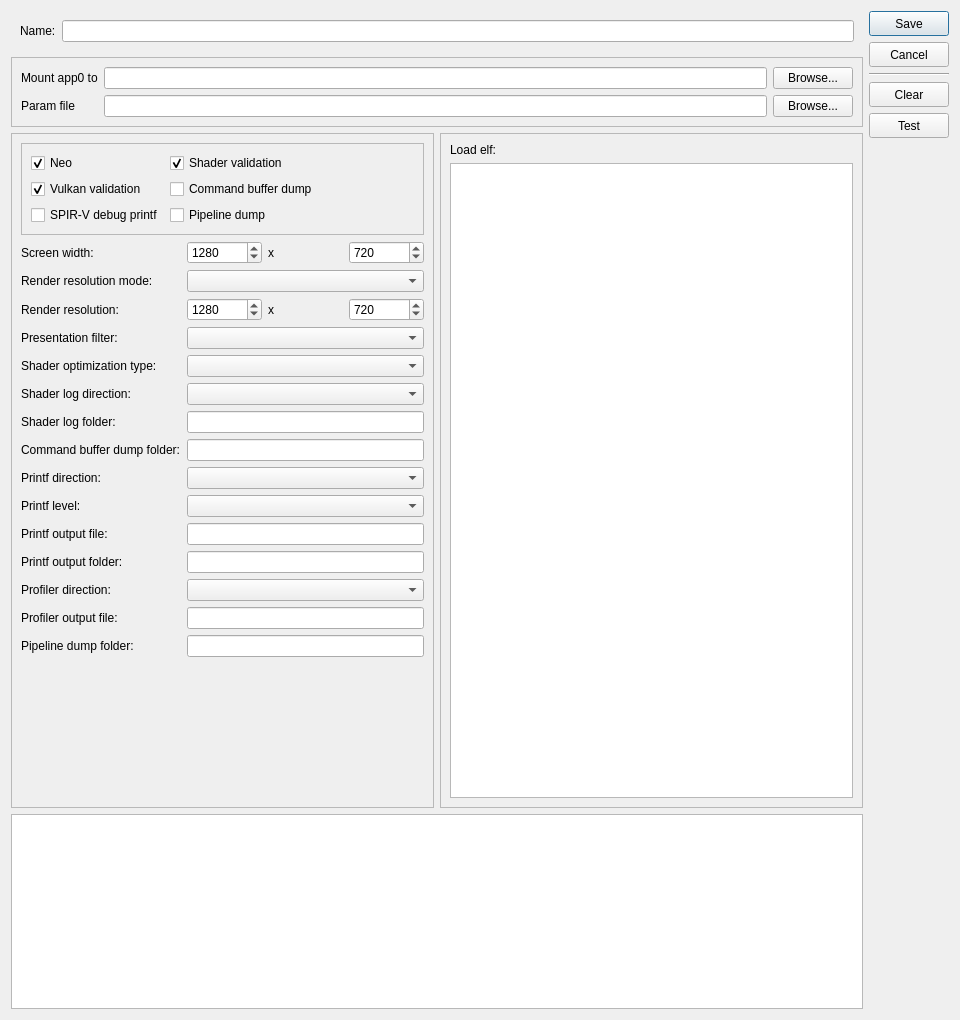
Qt form source/launcher/forms/configuration_edit_dialog.ui (PixelDroid19/Kyty) before a commit.
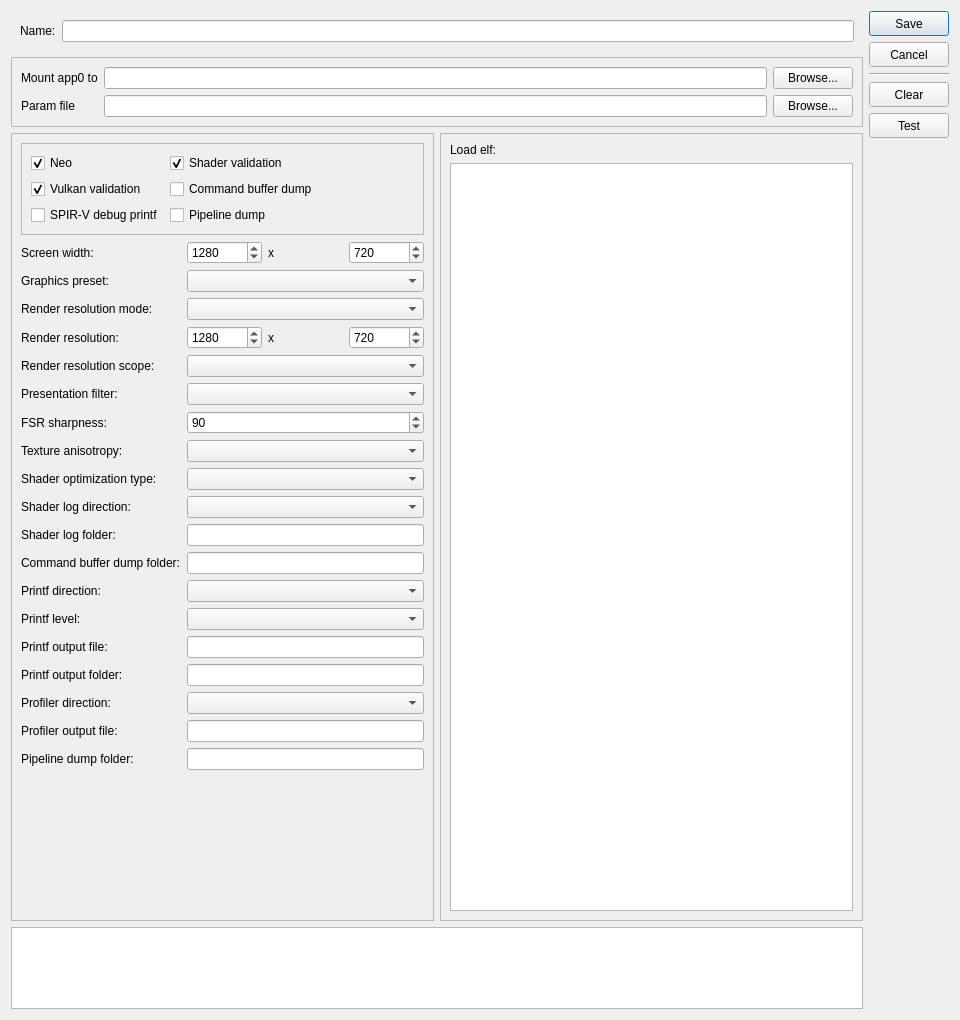
The same form after that commit. Custom widgets are drawn as their Qt base class.

Commit message:
feat(graphics): land interop contracts, render options and Gen5 render fixes (#17)
Bring the interop contract branch into main. It carries the roguelike and
UE4 JRPG contracts in evolved form, Gen5 render, sampling and tiling
contracts, CPU-side graphics performance work, FSR and render-resolution
options, NGS2, ATRAC9 and AVC/HEVC media paths, kernel, net, libc and IME
fixes, a Nix shell fix for the PR contract workflow, and the bring-up
documentation with its recorded exclusions.

Patch:
```diff
--- a/source/launcher/forms/configuration_edit_dialog.ui
+++ b/source/launcher/forms/configuration_edit_dialog.ui
@@ -342,27 +342,41 @@
            </layout>
           </item>
           <item row="2" column="0">
+           <widget class="QLabel" name="label_graphics_preset">
+            <property name="text">
+             <string>Graphics preset:</string>
+            </property>
+           </widget>
+          </item>
+          <item row="2" column="1">
+           <widget class="QComboBox" name="comboBox_graphics_preset">
+            <property name="toolTip">
+             <string>Fills the render resolution, presentation filter and texture anisotropy fields; Custom keeps them</string>
+            </property>
+           </widget>
+          </item>
+          <item row="3" column="0">
            <widget class="QLabel" name="label_render_mode">
             <property name="text">
              <string>Render resolution mode:</string>
             </property>
            </widget>
           </item>
-          <item row="2" column="1">
+          <item row="3" column="1">
            <widget class="QComboBox" name="comboBox_render_resolution_mode">
             <property name="toolTip">
              <string>Fixed or Native render resolution</string>
             </property>
            </widget>
           </item>
-          <item row="3" column="0">
+          <item row="4" column="0">
            <widget class="QLabel" name="label_render_res">
             <property name="text">
              <string>Render resolution:</string>
             </property>
            </widget>
           </item>
-          <item row="3" column="1">
+          <item row="4" column="1">
            <layout class="QHBoxLayout" name="horizontalLayout_render">
             <item>
              <widget class="QSpinBox" name="spinBox_render_width">
@@ -405,56 +419,104 @@
             </item>
            </layout>
           </item>
-          <item row="4" column="0">
+          <item row="5" column="0">
+           <widget class="QLabel" name="label_render_scope">
+            <property name="text">
+             <string>Render resolution scope:</string>
+            </property>
+           </widget>
+          </item>
+          <item row="5" column="1">
+           <widget class="QComboBox" name="comboBox_render_resolution_scope">
+            <property name="toolTip">
+             <string>Display scales only the presented image; RenderTargets also renders offscreen targets at the fixed resolution</string>
+            </property>
+           </widget>
+          </item>
+          <item row="6" column="0">
            <widget class="QLabel" name="label_presentation">
             <property name="text">
              <string>Presentation filter:</string>
             </property>
            </widget>
           </item>
-          <item row="4" column="1">
+          <item row="6" column="1">
            <widget class="QComboBox" name="comboBox_presentation_filter">
             <property name="toolTip">
              <string>Linear or Nearest presentation scaling</string>
             </property>
            </widget>
           </item>
-          <item row="5" column="0">
+          <item row="7" column="0">
+           <widget class="QLabel" name="label_fsr_sharpness">
+            <property name="text">
+             <string>FSR sharpness:</string>
+            </property>
+           </widget>
+          </item>
+          <item row="7" column="1">
+           <widget class="QSpinBox" name="spinBox_fsr_sharpness">
+            <property name="toolTip">
+             <string>FSR 1.0 sharpening strength, 0 to 100</string>
+            </property>
+            <property name="maximum">
+             <number>100</number>
+            </property>
+            <property name="value">
+             <number>90</number>
+            </property>
+           </widget>
+          </item>
+          <item row="8" column="0">
+           <widget class="QLabel" name="label_texture_anisotropy">
+            <property name="text">
+             <string>Texture anisotropy:</string>
+            </property>
+           </widget>
+          </item>
+          <item row="8" column="1">
+           <widget class="QComboBox" name="comboBox_texture_anisotropy">
+            <property name="toolTip">
+             <string>Guest keeps the title&apos;s sampler setting; a higher level applies to linear-filtered textures</string>
+            </property>
+           </widget>
+          </item>
+          <item row="9" column="0">
            <widget class="QLabel" name="label_20">
             <property name="text">
              <string>Shader optimization type:</string>
             </property>
            </widget>
           </item>
-          <item row="5" column="1">
+          <item row="9" column="1">
            <widget class="QComboBox" name="comboBox_shader_optimization_type">
             <property name="toolTip">
              <string>Optimize shaders for code size or performance</string>
             </property>
            </widget>
           </item>
-          <item row="6" column="0">
+          <item row="10" column="0">
            <widget class="QLabel" name="label_21">
             <property name="text">
              <string>Shader log direction:</string>
             </property>
            </widget>
           </item>
-          <item row="6" column="1">
+          <item row="10" column="1">
            <widget class="QComboBox" name="comboBox_shader_log_direction">
             <property name="toolTip">
              <string>Dump shaders to file or console window. If enabled may decrease emulator performance</string>
             </property>
            </widget>
           </item>
-          <item row="7" column="0">
+          <item row="11" column="0">
            <widget class="QLabel" name="label_22">
             <property name="text">
              <string>Shader log folder:</string>
             </property>
            </widget>
           </item>
-          <item row="7" column="1">
+          <item row="11" column="1">
            <widget class="MandatoryLineEdit" name="lineEdit_shader_log_folder">
             <property name="toolTip">
              <string>Specify directory to dump shaders</string>
@@ -464,14 +526,14 @@
             </property>
            </widget>
           </item>
-          <item row="8" column="0">
+          <item row="12" column="0">
            <widget class="QLabel" name="label_24">
             <property name="text">
              <string>Command buffer dump folder:</string>
             </property>
            </widget>
           </item>
-          <item row="8" column="1">
+          <item row="12" column="1">
            <widget class="MandatoryLineEdit" name="lineEdit_cmd_dump_folder">
             <property name="toolTip">
              <string>Specify directory to dump command buffers</string>
@@ -481,42 +543,42 @@
             </property>
            </widget>
           </item>
-          <item row="9" column="0">
+          <item row="13" column="0">
            <widget class="QLabel" name="label_25">
             <property name="text">
              <string>Printf direction:</string>
             </property>
            </widget>
           </item>
-          <item row="9" column="1">
+          <item row="13" column="1">
            <widget class="QComboBox" name="comboBox_printf_direction">
             <property name="toolTip">
              <string>Print logs to file or console window. If enabled may decrease emulator performance</string>
             </property>
            </widget>
           </item>
-          <item row="10" column="0">
+          <item row="14" column="0">
            <widget class="QLabel" name="label_printf_level">
             <property name="text">
              <string>Printf level:</string>
             </property>
            </widget>
           </item>
-          <item row="10" column="1">
+          <item row="14" column="1">
            <widget class="QComboBox" name="comboBox_printf_level">
             <property name="toolTip">
              <string>Minimum log severity: Debug, Info, Warn, Error</string>
             </property>
            </widget>
           </item>
-          <item row="11" column="0">
+          <item row="15" column="0">
            <widget class="QLabel" name="label_26">
             <property name="text">
              <string>Printf output file:</string>
             </property>
            </widget>
           </item>
-          <item row="11" column="1">
+          <item row="15" column="1">
            <widget class="MandatoryLineEdit" name="lineEdit_printf_file">
             <property name="toolTip">
              <string>Specify file to dump logs (single file mode)</string>
@@ -526,14 +588,14 @@
             </property>
            </widget>
           </item>
-          <item row="12" column="0">
+          <item row="16" column="0">
            <widget class="QLabel" name="label_printf_folder">
             <property name="text">
              <string>Printf output folder:</string>
             </property>
            </widget>
           </item>
-          <item row="12" column="1">
+          <item row="16" column="1">
            <widget class="QLineEdit" name="lineEdit_printf_folder">
             <property name="toolTip">
              <string>Directory for per-thread log files (Directory mode)</string>
@@ -543,28 +605,28 @@
             </property>
            </widget>
           </item>
-          <item row="13" column="0">
+          <item row="17" column="0">
            <widget class="QLabel" name="label_27">
             <property name="text">
              <string>Profiler direction:</string>
             </property>
            </widget>
           </item>
-          <item row="13" column="1">
+          <item row="17" column="1">
            <widget class="QComboBox" name="comboBox_profiler_direction">
             <property name="toolTip">
              <string>Enable/disable profiler. If enabled may decrease emulator performance</string>
             </property>
            </widget>
           </item>
-          <item row="14" column="0">
+          <item row="18" column="0">
            <widget class="QLabel" name="label_28">
             <property name="text">
              <string>Profiler output file:</string>
             </property>
            </widget>
           </item>
-          <item row="14" column="1">
+          <item row="18" column="1">
            <widget class="MandatoryLineEdit" name="lineEdit_profiler_file">
             <property name="toolTip">
              <string>Specify file to dump profiler info</string>
@@ -574,14 +636,14 @@
             </property>
            </widget>
           </item>
-          <item row="15" column="0">
+          <item row="19" column="0">
            <widget class="QLabel" name="label_pipeline_folder">
             <property name="text">
              <string>Pipeline dump folder:</string>
             </property>
            </widget>
           </item>
-          <item row="15" column="1">
+          <item row="19" column="1">
            <widget class="QLineEdit" name="lineEdit_pipeline_dump_folder">
             <property name="toolTip">
              <string>Directory to dump graphics pipelines (when Pipeline dump enabled)</string>
@@ -591,7 +653,7 @@
             </property>
            </widget>
           </item>
-          <item row="16" column="0" colspan="2">
+          <item row="20" column="0" colspan="2">
            <layout class="QHBoxLayout" name="horizontalLayout_2">
             <item>
              <spacer name="horizontalSpacer_3">
```
Left out of the diff: 2 changed lines with no effect on the pictures. The commit also changes 389 other files.
